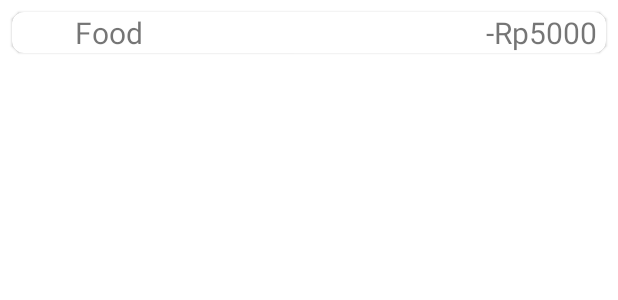
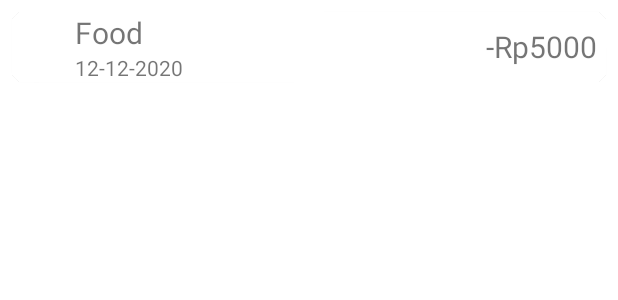
Before and after one commit to C241-PS364/src-kotlin-econome, an Android app: the layout item_transaction.xml on its own in the app's theme, with its tools: preview values and no code run, on a phone screen of 412 x 824 dp. Shown: the top 300 px of the screen. Run offline under Robolectric (Android 15) with nearby library versions, the phone set to English and light mode, and no system bars.

Commit message:
penambahan fitur date pada item transaction

```diff
--- a/app/src/main/java/com/dicoding/econome/AppDatabase.kt
+++ b/app/src/main/java/com/dicoding/econome/AppDatabase.kt
@@ -5,7 +5,7 @@ import androidx.room.Database
 import androidx.room.Room
 import androidx.room.RoomDatabase
 
-@Database(entities = arrayOf(Transaction::class), version = 4)
+@Database(entities = arrayOf(Transaction::class), version = 5)
 abstract class AppDatabase : RoomDatabase() {
     abstract fun transactionDao(): TransactionDao
 
--- a/app/src/main/java/com/dicoding/econome/Transaction.kt
+++ b/app/src/main/java/com/dicoding/econome/Transaction.kt
@@ -9,7 +9,8 @@ data class Transaction(
     val id: Int,
     val label: String,
     val amount: Double,
-    val category: String = ""
+    val category: String = "",
+    val date: String
 ) {
 
 }
--- a/app/src/main/java/com/dicoding/econome/TransactionAdapter.kt
+++ b/app/src/main/java/com/dicoding/econome/TransactionAdapter.kt
@@ -14,6 +14,7 @@ class TransactionAdapter(private var transactions: List<Transaction>) :
         val label: TextView = view.findViewById(R.id.label)
         val amount: TextView = view.findViewById(R.id.amount)
         val categoryIcon: ImageView = view.findViewById(R.id.category_icon)
+        val date: TextView = view.findViewById(R.id.date)
     }
 
     override fun onCreateViewHolder(parent: ViewGroup, viewType: Int): TransactionViewHolder {
@@ -46,6 +47,7 @@ class TransactionAdapter(private var transactions: List<Transaction>) :
             else -> R.drawable.ic_other
         }
         holder.categoryIcon.setImageResource(categoryIconRes)
+        holder.date.text = transaction.date
     }
 
     override fun getItemCount(): Int {
--- a/app/src/main/res/layout/item_transaction.xml
+++ b/app/src/main/res/layout/item_transaction.xml
@@ -21,6 +21,11 @@
             android:layout_marginEnd="6dp"
             android:contentDescription="@string/category_icon"/>
 
+        <LinearLayout
+            android:layout_width="0dp"
+            android:layout_height="wrap_content"
+            android:layout_weight="1"
+            android:orientation="vertical">
 
             <TextView
                 android:id="@+id/label"
@@ -28,8 +33,16 @@
                 android:layout_height="wrap_content"
                 android:text="Food"
                 android:textSize="20sp"
+                android:layout_marginStart="6dp"/>
+
+            <TextView
+                android:id="@+id/date"
+                android:layout_width="wrap_content"
+                android:layout_height="wrap_content"
                 android:layout_marginStart="6dp"
-            android:layout_weight="1"/>
+                android:text="12-12-2020"
+                android:textSize="14sp" />
+        </LinearLayout>
 
         <TextView
             android:id="@+id/amount"
@@ -38,7 +51,6 @@
             android:text="-Rp5000"
             android:textSize="20sp"
             android:layout_marginEnd="6dp"/>
-
     </LinearLayout>
 
 </com.google.android.material.card.MaterialCardView>
```
Also changed, not shown: app/src/main/java/com/dicoding/econome/AddIncomeActivity.kt (+6 -1 lines), app/src/main/java/com/dicoding/econome/AddTransactionActivity.kt (+6 -1 lines). Lines whose indentation alone changed are shown as unchanged.
